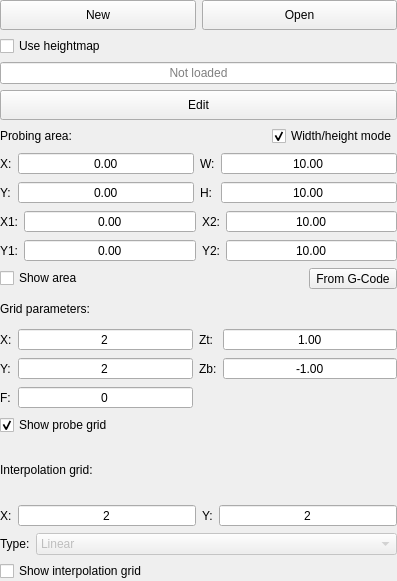
This is src/gpilot/ui/forms/partials/main/partmainheightmap.ui in etet100/AstroCore-GCode-Sender as Qt 5 draws it before an edit. The edited form follows.
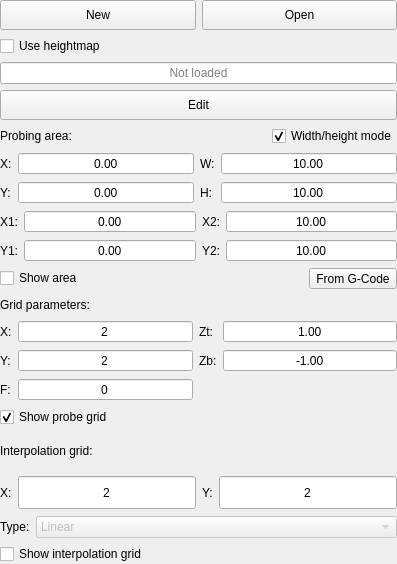
This is the edited form. Custom widgets are drawn as their Qt base class.

Commit message:
Handle minimum widget size, force minimum size
Introduce `resizeEvent` handlers in `PartMainHeightmap` and
`PartMainVirtualSettings` to adjust the minimum height dynamically
based on the widget's size hint. This enhances the UI responsiveness
by ensuring the minimum height reflects the content appropriately,
improving the user experience when resizing the window. Additionally,
update the .ui files with improved size policies to ensure better
layout adaptability and visual consistency.

What changed in the file:
```diff
--- a/src/gpilot/ui/forms/partials/main/partmainheightmap.ui
+++ b/src/gpilot/ui/forms/partials/main/partmainheightmap.ui
@@ -7,9 +7,15 @@
     <x>0</x>
     <y>0</y>
     <width>397</width>
-    <height>581</height>
+    <height>564</height>
    </rect>
   </property>
+  <property name="sizePolicy">
+   <sizepolicy hsizetype="Preferred" vsizetype="Expanding">
+    <horstretch>0</horstretch>
+    <verstretch>0</verstretch>
+   </sizepolicy>
+  </property>
   <property name="minimumSize">
    <size>
     <width>0</width>
@@ -133,6 +139,12 @@
    </item>
    <item>
     <widget class="QWidget" name="widgetHeightmapSettings" native="true">
+     <property name="sizePolicy">
+      <sizepolicy hsizetype="Preferred" vsizetype="MinimumExpanding">
+       <horstretch>0</horstretch>
+       <verstretch>0</verstretch>
+      </sizepolicy>
+     </property>
      <layout class="QVBoxLayout" name="verticalLayout_8">
       <property name="leftMargin">
        <number>0</number>
@@ -546,11 +558,17 @@
           <item row="0" column="1">
            <widget class="QDoubleSpinBox" name="txtGridX">
             <property name="sizePolicy">
-             <sizepolicy hsizetype="Expanding" vsizetype="Fixed">
+             <sizepolicy hsizetype="Expanding" vsizetype="Preferred">
               <horstretch>0</horstretch>
               <verstretch>0</verstretch>
              </sizepolicy>
             </property>
+            <property name="minimumSize">
+             <size>
+              <width>0</width>
+              <height>0</height>
+             </size>
+            </property>
             <property name="alignment">
              <set>Qt::AlignmentFlag::AlignCenter</set>
             </property>
@@ -577,11 +595,17 @@
           <item row="1" column="5">
            <widget class="QDoubleSpinBox" name="txtGridZBottom">
             <property name="sizePolicy">
-             <sizepolicy hsizetype="Expanding" vsizetype="Fixed">
+             <sizepolicy hsizetype="Expanding" vsizetype="Preferred">
               <horstretch>0</horstretch>
               <verstretch>0</verstretch>
              </sizepolicy>
             </property>
+            <property name="minimumSize">
+             <size>
+              <width>0</width>
+              <height>0</height>
+             </size>
+            </property>
             <property name="alignment">
              <set>Qt::AlignmentFlag::AlignCenter</set>
             </property>
@@ -605,11 +629,17 @@
           <item row="0" column="5">
            <widget class="QDoubleSpinBox" name="txtGridZTop">
             <property name="sizePolicy">
-             <sizepolicy hsizetype="Expanding" vsizetype="Fixed">
+             <sizepolicy hsizetype="Expanding" vsizetype="Preferred">
               <horstretch>0</horstretch>
               <verstretch>0</verstretch>
              </sizepolicy>
             </property>
+            <property name="minimumSize">
+             <size>
+              <width>0</width>
+              <height>0</height>
+             </size>
+            </property>
             <property name="alignment">
              <set>Qt::AlignmentFlag::AlignCenter</set>
             </property>
@@ -647,11 +677,17 @@
           <item row="1" column="1">
            <widget class="QDoubleSpinBox" name="txtGridY">
             <property name="sizePolicy">
-             <sizepolicy hsizetype="Expanding" vsizetype="Fixed">
+             <sizepolicy hsizetype="Expanding" vsizetype="Preferred">
               <horstretch>0</horstretch>
               <verstretch>0</verstretch>
              </sizepolicy>
             </property>
+            <property name="minimumSize">
+             <size>
+              <width>0</width>
+              <height>0</height>
+             </size>
+            </property>
             <property name="alignment">
              <set>Qt::AlignmentFlag::AlignCenter</set>
             </property>
@@ -685,11 +721,17 @@
           <item row="2" column="1">
            <widget class="QDoubleSpinBox" name="txtProbeFeed">
             <property name="sizePolicy">
-             <sizepolicy hsizetype="Expanding" vsizetype="Fixed">
+             <sizepolicy hsizetype="Expanding" vsizetype="Preferred">
               <horstretch>0</horstretch>
               <verstretch>0</verstretch>
              </sizepolicy>
             </property>
+            <property name="minimumSize">
+             <size>
+              <width>0</width>
+              <height>0</height>
+             </size>
+            </property>
             <property name="alignment">
              <set>Qt::AlignmentFlag::AlignCenter</set>
             </property>
@@ -772,11 +814,17 @@
           <item row="1" column="1">
            <widget class="QDoubleSpinBox" name="txtInterpolationStepX">
             <property name="sizePolicy">
-             <sizepolicy hsizetype="Expanding" vsizetype="Fixed">
+             <sizepolicy hsizetype="Expanding" vsizetype="Preferred">
               <horstretch>0</horstretch>
               <verstretch>0</verstretch>
              </sizepolicy>
             </property>
+            <property name="minimumSize">
+             <size>
+              <width>0</width>
+              <height>0</height>
+             </size>
+            </property>
             <property name="alignment">
              <set>Qt::AlignmentFlag::AlignCenter</set>
             </property>
@@ -803,11 +851,17 @@
           <item row="1" column="3">
            <widget class="QDoubleSpinBox" name="txtInterpolationStepY">
             <property name="sizePolicy">
-             <sizepolicy hsizetype="Expanding" vsizetype="Fixed">
+             <sizepolicy hsizetype="Expanding" vsizetype="Preferred">
               <horstretch>0</horstretch>
               <verstretch>0</verstretch>
              </sizepolicy>
             </property>
+            <property name="minimumSize">
+             <size>
+              <width>0</width>
+              <height>0</height>
+             </size>
+            </property>
             <property name="alignment">
              <set>Qt::AlignmentFlag::AlignCenter</set>
             </property>
```
Left out of the diff: 76 changed lines with no effect on the pictures. The commit also changes 4 other files.
